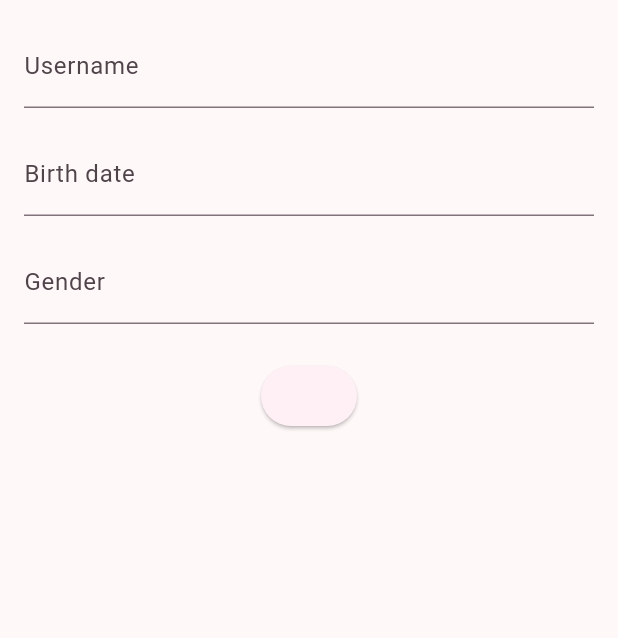
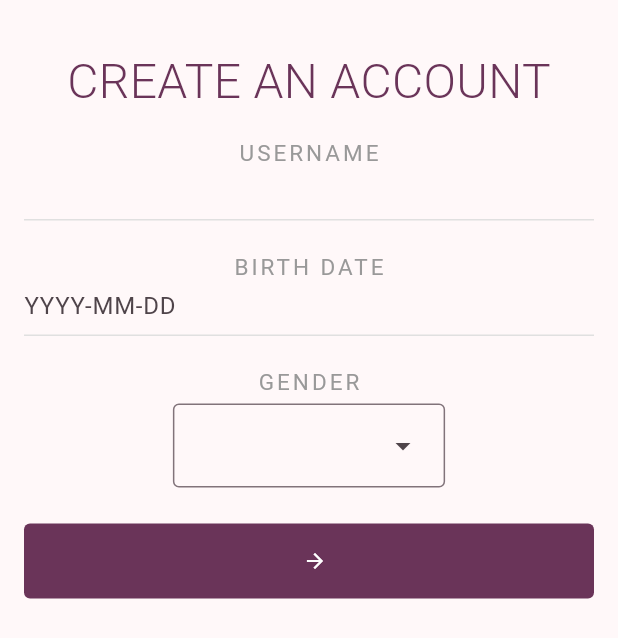
Before and after one commit to emiDeAguilar/supa_gym, a Flutter app: the UserForm screen opened directly with empty values, on a phone screen of 412 x 824 dp. Shown: the top 638 px of the screen. Run offline on Flutter 3.47's test engine with Material 3 defaults, Android fonts, the phone set to English and light mode, and no system bars; our stand-ins replace flutter_riverpod, supabase_flutter; accounts and stored records are empty.

Commit message:
added style to user form

```diff
--- a/lib/widgets/user_form.dart
+++ b/lib/widgets/user_form.dart
@@ -1,5 +1,6 @@
 import 'package:flutter/material.dart';
 import 'package:supa_routines/styles/app_text_styles.dart';
+
 class UserForm extends StatefulWidget {
   final String title;
   final GlobalKey<FormState> formKey;
@@ -47,49 +48,158 @@ class _UserFormState extends State<UserForm> {
 
   @override
   Widget build(BuildContext context) {
+    const List<String> genders = <String>['Male', 'Female', 'Don\'t specify'];
     return Scaffold(
-
+      backgroundColor: Theme.of(context).colorScheme.surface,
       body: Padding(
         padding: const EdgeInsets.all(16),
         child: Form(
           key: widget.formKey,
           child: Column(
             children: [
+              const SizedBox(height: 20),
+              Text(
+                'CREATE AN ACCOUNT',
+                style: TextStyle(
+                  fontSize: 32,
+                  fontWeight: FontWeight.w300,
+                  color: Theme.of(context).colorScheme.onPrimaryContainer,
+                  height: 1.1,
+                ),
+              ),
+              const SizedBox(height: 20),
+
+              const Text(
+                'USERNAME',
+                style: TextStyle(
+                  fontSize: AppTextStyles.mediumFont,
+                  letterSpacing: 2,
+                  color: Color(0xFF999999),
+                ),
+              ),
+              const SizedBox(height: 4),
               TextFormField(
                 controller: widget.usernameController,
-                decoration: const InputDecoration(labelText: 'Username'),
+                decoration: const InputDecoration(
+                  border: UnderlineInputBorder(
+                    borderSide: BorderSide(color: Color(0xFFE0E0E0)),
+                  ),
+                  enabledBorder: UnderlineInputBorder(
+                    borderSide: BorderSide(color: Color(0xFFE0E0E0)),
+                  ),
+                  focusedBorder: UnderlineInputBorder(
+                    borderSide: BorderSide(color: Color(0xFF0D0D0D)),
+                  ),
+                  isDense: true,
+                  contentPadding: EdgeInsets.only(bottom: 8),
+                ),
+                style: const TextStyle(
+                  fontSize: 15,
+                  fontWeight: FontWeight.w300,
+                  color: Color(0xFF1A1A1A),
+                ),
                 validator: (v) =>
                     v == null || v.trim().isEmpty ? 'Enter username' : null,
               ),
 
-              const SizedBox(height: 16),
+              const SizedBox(height: 20),
+
+              const Text(
+                'BIRTH DATE',
+                style: TextStyle(
+                  fontSize: AppTextStyles.mediumFont,
+                  letterSpacing: 2,
+                  color: Color(0xFF999999),
+                ),
+              ),
+              const SizedBox(height: 4),
 
               TextFormField(
                 controller: widget.birthDateController,
                 readOnly: true,
                 decoration: const InputDecoration(
-                  labelText: 'Birth date',
+                  border: UnderlineInputBorder(
+                    borderSide: BorderSide(color: Color(0xFFE0E0E0)),
+                  ),
+                  enabledBorder: UnderlineInputBorder(
+                    borderSide: BorderSide(color: Color(0xFFE0E0E0)),
+                  ),
+                  focusedBorder: UnderlineInputBorder(
+                    borderSide: BorderSide(color: Color(0xFF0D0D0D)),
+                  ),
+                  isDense: true,
+                  contentPadding: EdgeInsets.only(bottom: 8),
                   hintText: 'YYYY-MM-DD',
                 ),
+
                 onTap: _pickDate,
                 validator: (v) =>
                     v == null || v.isEmpty ? 'Select birth date' : null,
               ),
 
-              const SizedBox(height: 16),
-
-              TextFormField(
-                controller: widget.genderController,
-                decoration: const InputDecoration(labelText: 'Gender'),
-                validator: (v) =>
-                    v == null || v.isEmpty ? 'Enter gender' : null,
+              const SizedBox(height: 20),
+              const Text(
+                'GENDER',
+                style: TextStyle(
+                  fontSize: AppTextStyles.mediumFont,
+                  letterSpacing: 2,
+                  color: Color(0xFF999999),
+                ),
               ),
-
+              const SizedBox(height: 4),
+              DropdownMenu<String>(
+                textStyle: TextStyle(
+                  fontSize: 15,
+                  fontWeight: FontWeight.w300,
+                  color: Color(0xFF1A1A1A),
+                ),
+                initialSelection: widget.genderController.text.isNotEmpty
+                    ? widget.genderController.text
+                    : null,
+                onSelected: (String? value) {
+                  if (value != null) {
+                    widget.genderController.text = value;
+                  }
+                },
+                dropdownMenuEntries: genders
+                    .map<DropdownMenuEntry<String>>(
+                      (String value) =>
+                          DropdownMenuEntry<String>(value: value, label: value),
+                    )
+                    .toList(),
+              ),
               const SizedBox(height: 24),
 
-              ElevatedButton(
-                onPressed: _handleSubmit,
-                child: Text(widget.buttonText),
+              SizedBox(
+                width: double.infinity,
+                height: 50,
+                child: ElevatedButton(
+                  onPressed: _handleSubmit,
+                  style: ElevatedButton.styleFrom(
+                    backgroundColor: Theme.of(
+                      context,
+                    ).colorScheme.onPrimaryContainer,
+                    foregroundColor: Colors.white,
+                    elevation: 0,
+                    shape: RoundedRectangleBorder(
+                      borderRadius: BorderRadius.circular(4),
+                    ),
+                  ),
+                  child: Row(
+                    mainAxisAlignment: MainAxisAlignment.center,
+                    children: [
+                      Text(
+                        widget.buttonText,
+                        style: TextStyle(
+                          letterSpacing: 3,
+                          fontSize: AppTextStyles.mediumFont,
+                        ),
+                      ),
+                      SizedBox(width: 8),
+                      Icon(Icons.arrow_forward, size: 16),
+                    ],
+                  ),
+                ),
               ),
             ],
           ),
```
